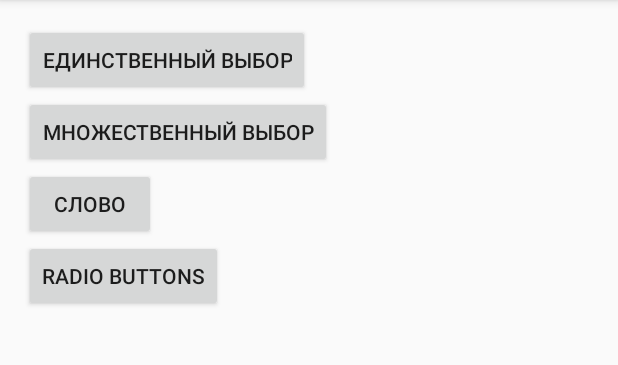
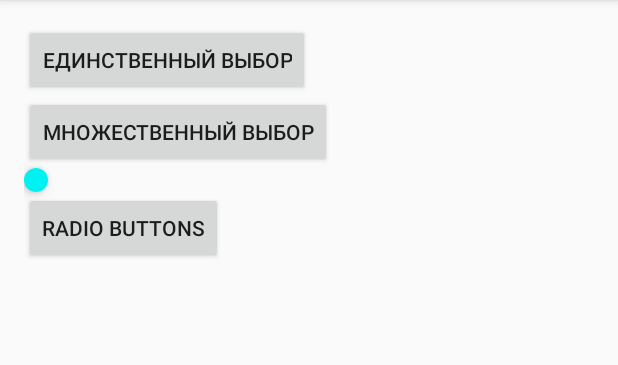
Before and after one commit to ivadimn/learning, an Android app: the screen it shows after launch (MainActivity), on a phone screen of 412 x 824 dp, the part 84-449 px from its top. Run offline under Robolectric (Android 15) with nearby library versions, the phone set to English and light mode, and no system bars.

Commit message:
новая разметка

```diff
--- a/Experiment/app/src/main/java/org/ivadimn/experiment/MainActivity.java
+++ b/Experiment/app/src/main/java/org/ivadimn/experiment/MainActivity.java
@@ -40,14 +40,16 @@ public class MainActivity extends AppCompatActivity {
                     fragmentTransaction.replace(R.id.fragment_container, sgFragment);
                 break;
             case R.id.btn_multi_value:
-                Intent intent = new Intent(this, MultiActivity.class);
-                startActivity(intent);
+                //Intent intent = new Intent(this, MultiActivity.class);
+                //startActivity(intent);
                 /*if (!wasFragment) {
                     fragmentTransaction.add(R.id.fragment_container, mtFragment);
                     wasFragment = true;
                 }
                 else
                     fragmentTransaction.replace(R.id.fragment_container, mtFragment);*/
+                SimpleDialogFragment sdf = new SimpleDialogFragment();
+                sdf.show(getSupportFragmentManager(), "MULTI_VALUE");
                 break;
             case R.id.btn_word_value:
                 if (!wasFragment) {
--- /dev/null
+++ b/Experiment/app/src/main/res/drawable/button_shape.xml
@@ -0,0 +1,8 @@
+<?xml version="1.0" encoding="utf-8"?>
+<shape xmlns:android="http://schemas.android.com/apk/res/android"
+    android:shape="oval"
+    android:innerRadius="8dp"
+    >
+    <solid android:color="#00F1F1" />
+
+</shape>
--- a/Experiment/app/src/main/res/layout/activity_main.xml
+++ b/Experiment/app/src/main/res/layout/activity_main.xml
@@ -25,13 +25,13 @@
             android:id="@+id/btn_multi_value"
             android:text="@string/multi_value"
             android:onClick="onClick"/>
-        <Button
-            android:layout_width="wrap_content"
-            android:layout_height="wrap_content"
+        <ImageButton
+            android:layout_width="16dp"
+            android:layout_height="16dp"
             android:id="@+id/btn_word_value"
-            android:text="@string/word_value"
-            android:onClick="onClick"
-            />
+            android:background="@drawable/button_shape"
+            android:elevation="4dp"
+            android:onClick="onClick"/>
         <Button
             android:layout_width="wrap_content"
             android:layout_height="wrap_content"
```
Also changed, not shown: Experiment/app/src/main/java/org/ivadimn/experiment/SimpleDialog.java (added, +26 -0 lines), Experiment/app/src/main/java/org/ivadimn/experiment/SimpleDialogFragment.java (added, +15 -0 lines), Experiment/app/src/main/res/layout/dialog.xml (added, +29 -0 lines).
